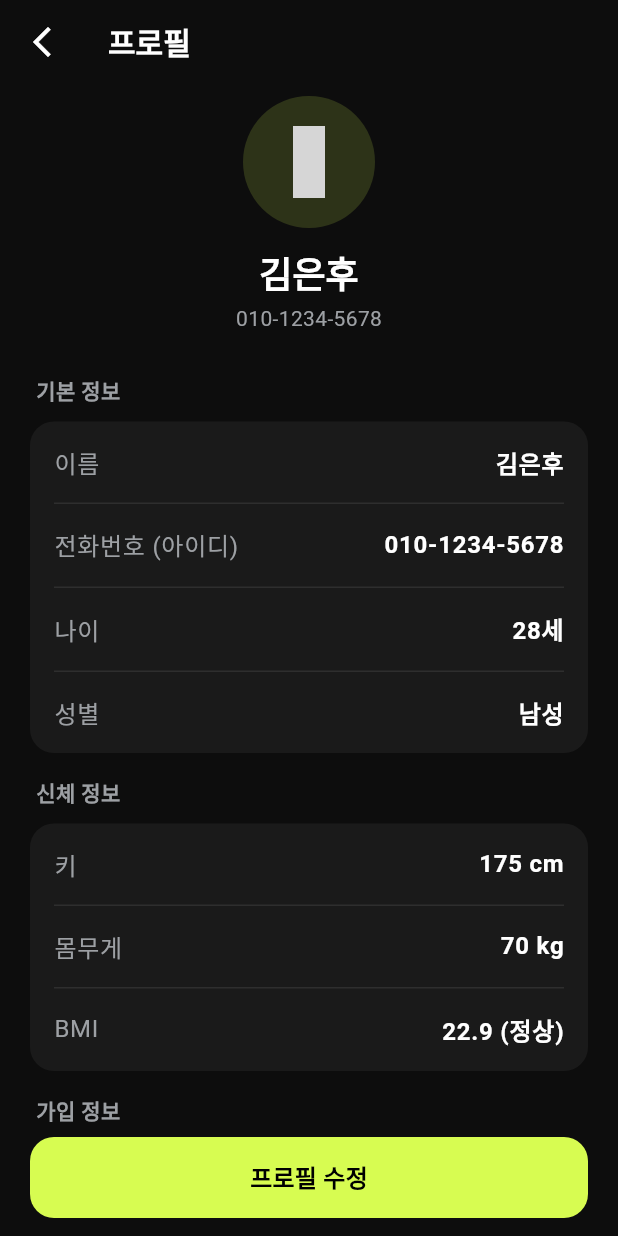
After one commit to HiFIS-Team/MyFIS-App, a Flutter app: the MyPageScreen screen opened by its route, after a tap on "김은후", on a phone screen of 412 x 824 dp. The commit adds this screen. Run offline on Flutter 3.47's test engine with Material 3 defaults, Android fonts, the phone set to English and light mode, and no system bars; our stand-ins replace barcode_widget, flutter_riverpod, go_router, material_symbols_icons; missing offline and left inert: screen_brightness; Roboto replaces fonts that are missing (Pretendard); grey boxes are pictures that could not be loaded.

Commit message:
feat: 프로필 상세 화면 추가
- 프로필 상세(/profile): 기본·신체·가입 정보 카드, 프로필 수정 버튼
- 마이페이지 프로필 카드 탭 → /profile 슬라이드 진입

```diff
--- a/lib/core/router/app_router.dart
+++ b/lib/core/router/app_router.dart
@@ -8,6 +8,7 @@ import '../../features/home/presentation/home_screen.dart';
 import '../../features/membership/presentation/membership_screen.dart';
 import '../../features/notification/presentation/notification_screen.dart';
 import '../../features/profile/presentation/my_page_screen.dart';
+import '../../features/profile/presentation/profile_screen.dart';
 import '../../features/ranking/presentation/ranking_screen.dart';
 import '../../features/store/domain/product.dart';
 import '../../features/store/presentation/cart_screen.dart';
@@ -87,6 +88,14 @@ final routerProvider = Provider<GoRouter>((ref) {
         parentNavigatorKey: _rootNavigatorKey,
         pageBuilder: (context, state) =>
             _slideFromRight(state, const MembershipScreen()),
+      ),
+
+      // 프로필 상세 — 마이페이지 프로필 카드에서 오른쪽→왼쪽 슬라이드
+      GoRoute(
+        path: '/profile',
+        parentNavigatorKey: _rootNavigatorKey,
+        pageBuilder: (context, state) =>
+            _slideFromRight(state, const ProfileScreen()),
       ),
 
       // 상품 상세 — 스토어 카드에서 오른쪽→왼쪽 슬라이드 진입
--- a/lib/features/profile/presentation/my_page_screen.dart
+++ b/lib/features/profile/presentation/my_page_screen.dart
@@ -1,4 +1,5 @@
 import 'package:flutter/material.dart';
+import 'package:go_router/go_router.dart';
 import 'package:material_symbols_icons/symbols.dart';
 
 import '../../../core/theme/app_colors.dart';
@@ -38,7 +39,11 @@ class MyPageScreen extends StatelessWidget {
             const SizedBox(height: 8),
 
             // 프로필
-            const _ProfileHeader(name: '김은후', phone: '010-1234-5678'),
+            _ProfileHeader(
+              name: '김은후',
+              phone: '010-1234-5678',
+              onTap: () => context.push('/profile'),
+            ),
             const SizedBox(height: 14),
 
             // 퀵 스탯
@@ -99,14 +104,22 @@ class MyPageScreen extends StatelessWidget {
 }
 
 class _ProfileHeader extends StatelessWidget {
-  const _ProfileHeader({required this.name, required this.phone});
+  const _ProfileHeader({
+    required this.name,
+    required this.phone,
+    required this.onTap,
+  });
   final String name;
   final String phone;
+  final VoidCallback onTap;
 
   @override
   Widget build(BuildContext context) {
     final textTheme = Theme.of(context).textTheme;
-    return Container(
+    return GestureDetector(
+      behavior: HitTestBehavior.opaque,
+      onTap: onTap,
+      child: Container(
         padding: const EdgeInsets.all(18),
         decoration: BoxDecoration(
           color: AppColors.surface,
@@ -150,6 +163,7 @@ class _ProfileHeader extends StatelessWidget {
           const Icon(Icons.chevron_right,
               color: AppColors.textSecondary, size: 24),
           ],
+        ),
       ),
     );
   }
--- /dev/null
+++ b/lib/features/profile/presentation/profile_screen.dart
@@ -0,0 +1,179 @@
+import 'package:flutter/material.dart';
+import 'package:material_symbols_icons/symbols.dart';
+
+import '../../../core/theme/app_colors.dart';
+import '../../../shared/widgets/app_top_bar.dart';
+
+/// 프로필 상세 화면.
+/// 마이페이지 프로필 카드(>)에서 오른쪽→왼쪽 슬라이드로 진입.
+/// 가입 시 입력 정보(기본·신체·가입정보)를 보여준다. 현재는 더미 데이터.
+class ProfileScreen extends StatelessWidget {
+  const ProfileScreen({super.key});
+
+  @override
+  Widget build(BuildContext context) {
+    final textTheme = Theme.of(context).textTheme;
+
+    return Scaffold(
+      appBar: const AppTopBar(title: '프로필'),
+      body: ListView(
+        padding: const EdgeInsets.fromLTRB(20, 8, 20, 24),
+        children: [
+          // 상단: 큰 아바타 + 이름 + 전화번호
+          Column(
+            children: [
+              Container(
+                width: 88,
+                height: 88,
+                alignment: Alignment.center,
+                decoration: BoxDecoration(
+                  color: AppColors.lime.withValues(alpha: 0.16),
+                  shape: BoxShape.circle,
+                ),
+                child: const Icon(Symbols.person,
+                    color: AppColors.lime, size: 48, fill: 1),
+              ),
+              const SizedBox(height: 14),
+              Text(
+                '김은후',
+                style: textTheme.headlineSmall?.copyWith(
+                  fontWeight: FontWeight.w800,
+                ),
+              ),
+              const SizedBox(height: 4),
+              Text(
+                '010-1234-5678',
+                style: textTheme.bodyMedium?.copyWith(
+                  color: AppColors.textSecondary,
+                ),
+              ),
+            ],
+          ),
+          const SizedBox(height: 28),
+
+          _InfoCard(title: '기본 정보', rows: const [
+            _InfoRow(label: '이름', value: '김은후'),
+            _InfoRow(label: '전화번호 (아이디)', value: '010-1234-5678'),
+            _InfoRow(label: '나이', value: '28세'),
+            _InfoRow(label: '성별', value: '남성', isLast: true),
+          ]),
+          const SizedBox(height: 16),
+
+          _InfoCard(title: '신체 정보', rows: const [
+            _InfoRow(label: '키', value: '175 cm'),
+            _InfoRow(label: '몸무게', value: '70 kg'),
+            _InfoRow(label: 'BMI', value: '22.9 (정상)', isLast: true),
+          ]),
+          const SizedBox(height: 16),
+
+          _InfoCard(title: '가입 정보', rows: const [
+            _InfoRow(label: '유입경로', value: '인스타그램'),
+            _InfoRow(label: '방문목적', value: '체중 감량'),
+            _InfoRow(label: '추천인', value: '없음', isLast: true),
+          ]),
+        ],
+      ),
+      bottomNavigationBar: SafeArea(
+        minimum: const EdgeInsets.fromLTRB(20, 0, 20, 12),
+        child: FilledButton(
+          onPressed: () {},
+          style: FilledButton.styleFrom(
+            minimumSize: const Size.fromHeight(54),
+            shape: RoundedRectangleBorder(
+              borderRadius: BorderRadius.circular(16),
+            ),
+          ),
+          child: Text(
+            '프로필 수정',
+            style: textTheme.titleMedium?.copyWith(
+              fontWeight: FontWeight.w800,
+              color: Colors.black,
+            ),
+          ),
+        ),
+      ),
+    );
+  }
+}
+
+class _InfoCard extends StatelessWidget {
+  const _InfoCard({required this.title, required this.rows});
+  final String title;
+  final List<_InfoRow> rows;
+
+  @override
+  Widget build(BuildContext context) {
+    final textTheme = Theme.of(context).textTheme;
+    return Column(
+      crossAxisAlignment: CrossAxisAlignment.start,
+      children: [
+        Padding(
+          padding: const EdgeInsets.only(left: 4, bottom: 10),
+          child: Text(
+            title,
+            style: textTheme.bodyMedium?.copyWith(
+              color: AppColors.textSecondary,
+              fontWeight: FontWeight.w700,
+            ),
+          ),
+        ),
+        Container(
+          decoration: BoxDecoration(
+            color: AppColors.surface,
+            borderRadius: BorderRadius.circular(16),
+          ),
+          child: Column(children: rows),
+        ),
+      ],
+    );
+  }
+}
+
+class _InfoRow extends StatelessWidget {
+  const _InfoRow({
+    required this.label,
+    required this.value,
+    this.isLast = false,
+  });
+
+  final String label;
+  final String value;
+  final bool isLast;
+
+  @override
+  Widget build(BuildContext context) {
+    final textTheme = Theme.of(context).textTheme;
+    return Column(
+      children: [
+        Padding(
+          padding: const EdgeInsets.symmetric(horizontal: 16, vertical: 15),
+          child: Row(
+            children: [
+              Text(
+                label,
+                style: textTheme.bodyLarge?.copyWith(
+                  color: AppColors.textSecondary,
+                ),
+              ),
+              const Spacer(),
+              Text(
+                value,
+                style: textTheme.bodyLarge?.copyWith(
+                  fontWeight: FontWeight.w600,
+                ),
+              ),
+            ],
+          ),
+        ),
+        if (!isLast)
+          const Divider(
+            height: 1,
+            thickness: 1,
+            color: AppColors.outline,
+            indent: 16,
+            endIndent: 16,
+          ),
+      ],
+    );
+  }
+}
```
Lines whose indentation alone changed are shown as unchanged.
